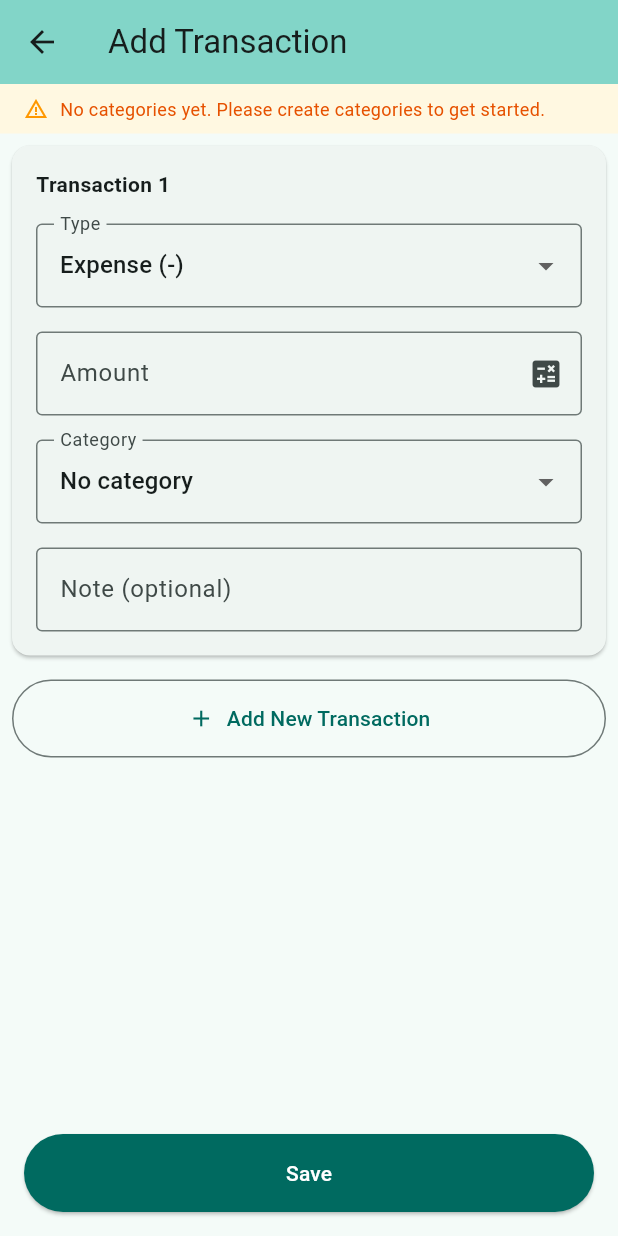
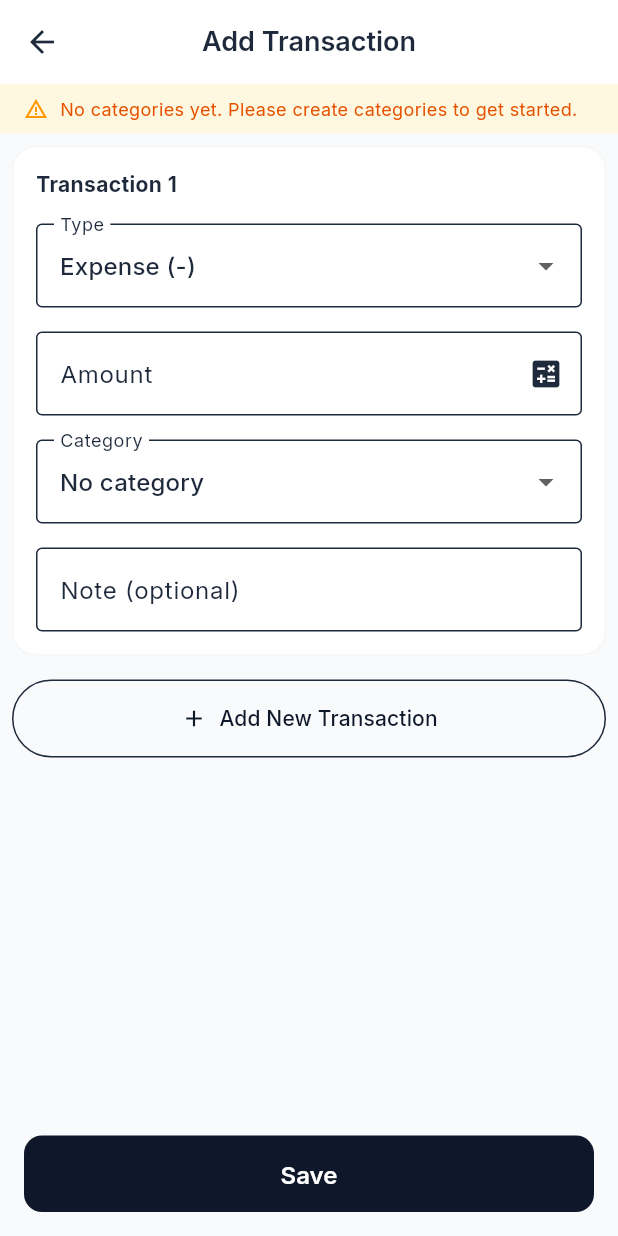
Before and after one commit to giakiet05/simo, a Flutter app: the screen it shows after launch, item 3 of the bottom bar chosen, on a phone screen of 412 x 824 dp. Run offline on Flutter 3.47's test engine with Material 3 defaults, Android fonts, the light colour scheme and no system bars; our stand-ins replace fl_chart, flutter_dotenv, flutter_riverpod, google_fonts, google_mobile_ads, shared_preferences and 2 more; accounts and stored records are empty; network calls fail.

Commit message:
feat: update theme

```diff
--- a/lib/config/ads_config.dart
+++ b/lib/config/ads_config.dart
@@ -7,7 +7,7 @@ class AdsConfig {
   // Check if ads are enabled via build-time environment variable
   static const bool _enableAdsEnv = bool.fromEnvironment(
     'ENABLE_ADS',
-    defaultValue: true, // Default: có ads
+    defaultValue: false, // Default: không có ads
   );
 
   /// Whether ads are enabled in this build
--- a/lib/main.dart
+++ b/lib/main.dart
@@ -6,6 +6,7 @@ import 'package:google_mobile_ads/google_mobile_ads.dart';
 import 'dart:io';
 import 'screens/home_screen.dart';
 import 'utils/recurring_service.dart';
+import 'theme/app_theme.dart';
 
 void main() async {
   WidgetsFlutterBinding.ensureInitialized();
@@ -44,10 +45,7 @@ class MyApp extends StatelessWidget {
       navigatorKey: navigatorKey,
       title: 'Simo - Simple Money Management',
       debugShowCheckedModeBanner: false,
-      theme: ThemeData(
-        colorScheme: ColorScheme.fromSeed(seedColor: Colors.teal),
-        useMaterial3: true,
-      ),
+      theme: AppTheme.lightTheme,
       home: HomeScreen(key: homeScreenKey),
     );
   }
--- /dev/null
+++ b/lib/theme/app_colors.dart
@@ -0,0 +1,37 @@
+import 'package:flutter/material.dart';
+
+class AppColors {
+  // Core colors
+  static const Color primary = Color(0xFF0F172A); // Slate 900
+  static const Color secondary = Color(0xFF3B82F6); // Blue 500
+  static const Color background = Color(0xFFF8FAFC); // Slate 50
+  static const Color surface = Colors.white;
+
+  // Text colors
+  static const Color textPrimary = Color(0xFF1E293B); // Slate 800
+  static const Color textSecondary = Color(0xFF64748B); // Slate 500
+
+  // Semantic colors
+  static const Color income = Color(0xFF10B981); // Emerald 500
+  static const Color incomeBg = Color(0xFFD1FAE5); // Emerald 100
+  static const Color expense = Color(0xFFEF4444); // Red 500
+  static const Color expenseBg = Color(0xFFFEE2E2); // Red 100
+  static const Color warning = Color(0xFFF59E0B); // Amber 500
+  static const Color warningBg = Color(0xFFFEF3C7); // Amber 100
+  static const Color info = Color(0xFF0EA5E9); // Sky 500
+  static const Color infoBg = Color(0xFFE0F2FE); // Sky 100
+
+  // Category palette (for pie charts and icons)
+  static const List<Color> categoryPalette = [
+    Color(0xFF6366F1), // Indigo
+    Color(0xFF8B5CF6), // Violet
+    Color(0xFFEC4899), // Pink
+    Color(0xFFF43F5E), // Rose
+    Color(0xFFF97316), // Orange
+    Color(0xFFEAB308), // Yellow
+    Color(0xFF84CC16), // Lime
+    Color(0xFF22C55E), // Green
+    Color(0xFF14B8A6), // Teal
+    Color(0xFF06B6D4), // Cyan
+  ];
+}
--- /dev/null
+++ b/lib/theme/app_theme.dart
@@ -0,0 +1,79 @@
+import 'package:flutter/material.dart';
+import 'package:google_fonts/google_fonts.dart';
+import 'app_colors.dart';
+
+class AppTheme {
+  static ThemeData get lightTheme {
+    return ThemeData(
+      useMaterial3: true,
+      colorScheme: const ColorScheme.light(
+        primary: AppColors.primary,
+        secondary: AppColors.secondary,
+        background: AppColors.background,
+        surface: AppColors.surface,
+        error: AppColors.expense,
+        onPrimary: Colors.white,
+        onSecondary: Colors.white,
+        onBackground: AppColors.textPrimary,
+        onSurface: AppColors.textPrimary,
+        onError: Colors.white,
+      ),
+      scaffoldBackgroundColor: AppColors.background,
+      textTheme: GoogleFonts.interTextTheme().copyWith(
+        displayLarge: GoogleFonts.inter(color: AppColors.textPrimary, fontWeight: FontWeight.bold),
+        displayMedium: GoogleFonts.inter(color: AppColors.textPrimary, fontWeight: FontWeight.bold),
+        displaySmall: GoogleFonts.inter(color: AppColors.textPrimary, fontWeight: FontWeight.bold),
+        headlineMedium: GoogleFonts.inter(color: AppColors.textPrimary, fontWeight: FontWeight.w600),
+        headlineSmall: GoogleFonts.inter(color: AppColors.textPrimary, fontWeight: FontWeight.w600),
+        titleLarge: GoogleFonts.inter(color: AppColors.textPrimary, fontWeight: FontWeight.w600),
+        titleMedium: GoogleFonts.inter(color: AppColors.textPrimary, fontWeight: FontWeight.w500),
+        titleSmall: GoogleFonts.inter(color: AppColors.textPrimary, fontWeight: FontWeight.w500),
+        bodyLarge: GoogleFonts.inter(color: AppColors.textPrimary),
+        bodyMedium: GoogleFonts.inter(color: AppColors.textPrimary),
+        bodySmall: GoogleFonts.inter(color: AppColors.textSecondary),
+        labelLarge: GoogleFonts.inter(color: AppColors.textPrimary, fontWeight: FontWeight.w500),
+      ),
+      appBarTheme: AppBarTheme(
+        backgroundColor: AppColors.surface,
+        foregroundColor: AppColors.textPrimary,
+        elevation: 0,
+        centerTitle: true,
+        titleTextStyle: GoogleFonts.inter(
+          color: AppColors.textPrimary,
+          fontSize: 18,
+          fontWeight: FontWeight.w600,
+        ),
+      ),
+      cardTheme: const CardThemeData(
+        color: AppColors.surface,
+        elevation: 0,
+        shape: RoundedRectangleBorder(
+          borderRadius: BorderRadius.all(Radius.circular(16)),
+          side: BorderSide(color: Color(0x199E9E9E), width: 1), // Using Color instead of Colors.grey.withOpacity
+        ),
+        margin: EdgeInsets.zero,
+      ),
+      bottomSheetTheme: const BottomSheetThemeData(
+        backgroundColor: AppColors.surface,
+        shape: RoundedRectangleBorder(
+          borderRadius: BorderRadius.vertical(top: Radius.circular(24)),
+        ),
+      ),
+      elevatedButtonTheme: ElevatedButtonThemeData(
+        style: ElevatedButton.styleFrom(
+          backgroundColor: AppColors.primary,
+          foregroundColor: Colors.white,
+          elevation: 0,
+          padding: const EdgeInsets.symmetric(vertical: 16, horizontal: 24),
+          shape: RoundedRectangleBorder(
+            borderRadius: BorderRadius.circular(12),
+          ),
+          textStyle: GoogleFonts.inter(
+            fontSize: 16,
+            fontWeight: FontWeight.w600,
+          ),
+        ),
+      ),
+    );
+  }
+}
--- a/pubspec.yaml
+++ b/pubspec.yaml
@@ -59,7 +59,11 @@ dependencies:
   # AdMob
   google_mobile_ads: ^5.1.0
   change_app_package_name: ^1.5.0
-
+  speech_to_text: ^7.3.0
+  permission_handler: ^11.3.1
+  dart_openai: ^6.1.1
+  google_fonts: ^8.2.1
+  shimmer: ^3.0.0
 dev_dependencies:
   flutter_test:
     sdk: flutter
```
Also changed, not shown: lib/widgets/transaction/add_transaction_sheet.dart (added, +156 -0 lines), 2 other files.
